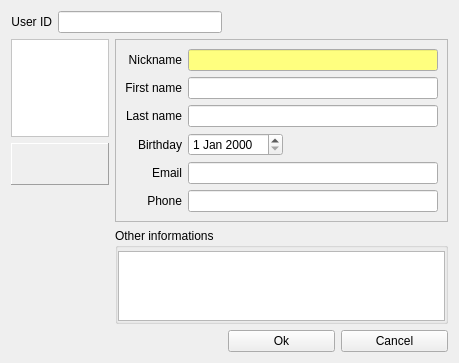
Old version of the form src/GuiEditVCard.ui in the repository hwgao/beebeep.
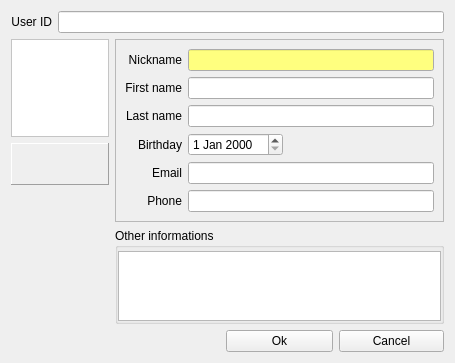
New version of the form. Icons and pictures are not drawn.

Patch:
```diff
--- a/src/GuiEditVCard.ui
+++ b/src/GuiEditVCard.ui
@@ -6,15 +6,15 @@
    <rect>
     <x>0</x>
     <y>0</y>
-    <width>459</width>
-    <height>343</height>
+    <width>455</width>
+    <height>340</height>
    </rect>
   </property>
   <property name="windowTitle">
    <string>Dialog</string>
   </property>
   <layout class="QGridLayout" name="gridLayout_3">
-   <item row="0" column="0" colspan="2">
+   <item row="0" column="0" colspan="4">
     <layout class="QHBoxLayout" name="horizontalLayout_2">
      <item>
       <widget class="QLabel" name="mp_lPath">
```
Left out of the diff: 2 changed lines with no effect on the pictures.
